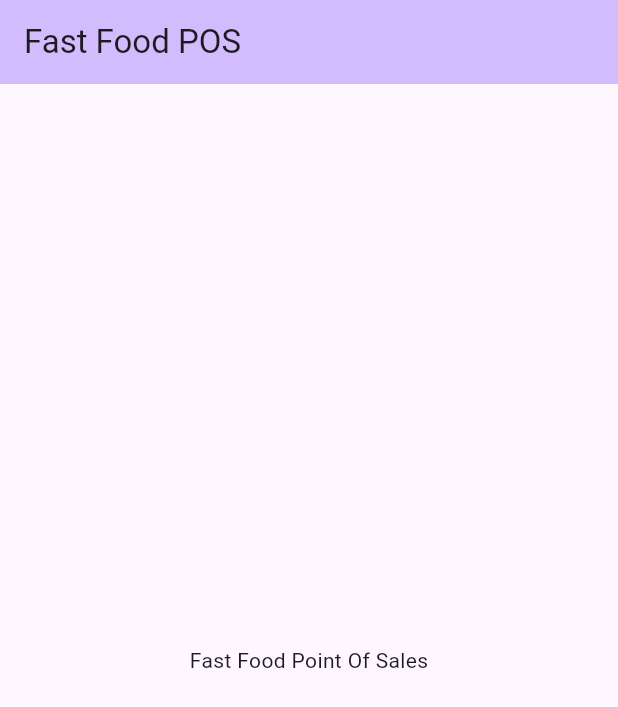
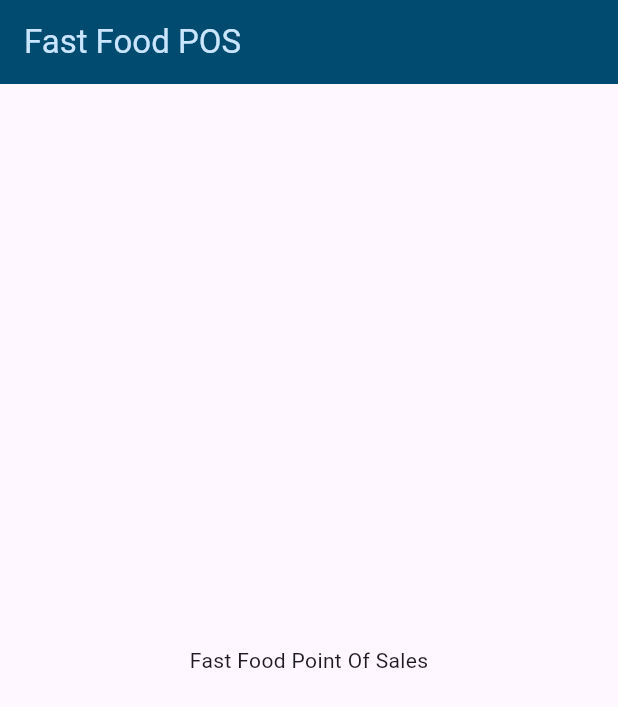
Before and after one commit to izhal27/ff_pos, a Flutter app: the screen it shows after launch, on a phone screen of 412 x 824 dp. Shown: the top 707 px of the screen. Run offline on Flutter 3.47's test engine with Material 3 defaults, Android fonts, the phone set to English and light mode, and no system bars.

Commit message:
add color scheme

```diff
--- a/lib/main.dart
+++ b/lib/main.dart
@@ -1,5 +1,9 @@
 import 'package:ff_pos/screens/home.dart';
 import 'package:flutter/material.dart';
+
+var kColorScheme = ColorScheme.fromSeed(
+  seedColor: const Color.fromARGB(255, 0, 48, 73),
+);
 
 void main() {
   runApp(const MyApp());
@@ -12,9 +16,12 @@
   Widget build(BuildContext context) {
     return MaterialApp(
       title: 'Flutter Demo',
-      theme: ThemeData(
-        colorScheme: ColorScheme.fromSeed(seedColor: Colors.deepPurple),
-        useMaterial3: true,
+      theme: ThemeData().copyWith(
+        colorScheme: kColorScheme,
+        appBarTheme: const AppBarTheme().copyWith(
+          backgroundColor: kColorScheme.onPrimaryContainer,
+          foregroundColor: kColorScheme.primaryContainer,
+        ),
       ),
       home: const MyHomePage(title: 'Fast Food POS'),
     );
--- a/lib/screens/home.dart
+++ b/lib/screens/home.dart
@@ -14,7 +14,6 @@ class _MyHomePageState extends State<MyHomePage> {
   Widget build(BuildContext context) {
     return Scaffold(
       appBar: AppBar(
-        backgroundColor: Theme.of(context).colorScheme.inversePrimary,
         title: Text(widget.title),
       ),
       body: const Center(
```
